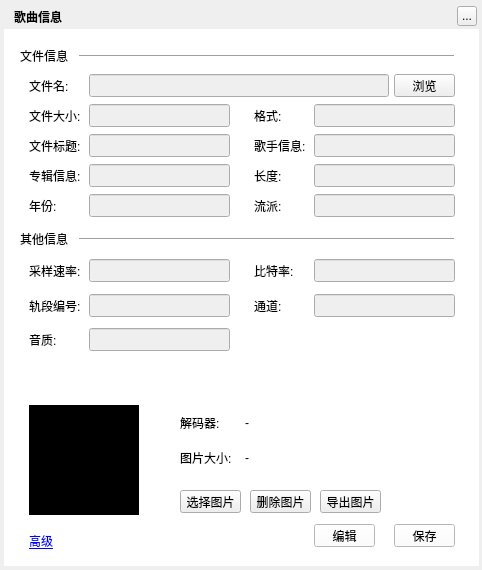
Qt form TTKModule/TTKWidget/musicUiKits/musicToolsetsKits/musicfileinformationwidget.ui (Greedysky/TTKMusicPlayer) before a commit.
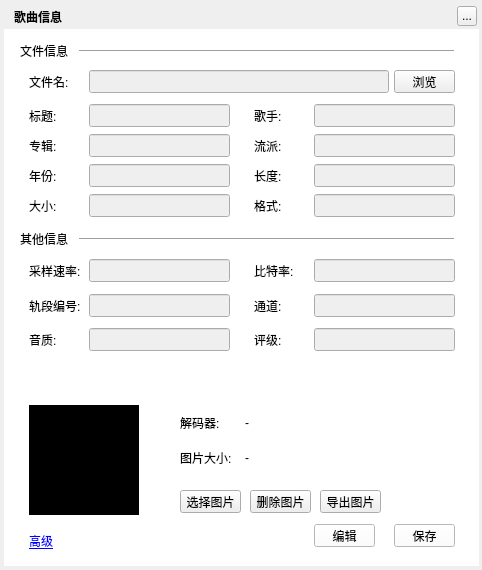
The same form after that commit. Custom widgets are drawn as their Qt base class.

Patch:
```diff
--- a/TTKModule/TTKWidget/musicUiKits/musicToolsetsKits/musicfileinformationwidget.ui
+++ b/TTKModule/TTKWidget/musicUiKits/musicToolsetsKits/musicfileinformationwidget.ui
@@ -62,7 +62,7 @@
    <property name="geometry">
     <rect>
      <x>79</x>
-     <y>54</y>
+     <y>49</y>
      <width>375</width>
      <height>5</height>
     </rect>
@@ -75,7 +75,7 @@
    <property name="geometry">
     <rect>
      <x>20</x>
-     <y>44</y>
+     <y>39</y>
      <width>54</width>
      <height>23</height>
     </rect>
@@ -88,7 +88,7 @@
    <property name="geometry">
     <rect>
      <x>29</x>
-     <y>74</y>
+     <y>70</y>
      <width>54</width>
      <height>23</height>
     </rect>
@@ -104,7 +104,7 @@
    <property name="geometry">
     <rect>
      <x>89</x>
-     <y>74</y>
+     <y>70</y>
      <width>300</width>
      <height>23</height>
     </rect>
@@ -120,13 +120,13 @@
    <property name="geometry">
     <rect>
      <x>29</x>
-     <y>104</y>
+     <y>194</y>
      <width>54</width>
      <height>23</height>
     </rect>
    </property>
    <property name="text">
-    <string>文件大小:</string>
+    <string>大小:</string>
    </property>
   </widget>
   <widget class="QLineEdit" name="fileSizeEdit">
@@ -136,7 +136,7 @@
    <property name="geometry">
     <rect>
      <x>89</x>
-     <y>104</y>
+     <y>194</y>
      <width>141</width>
      <height>23</height>
     </rect>
@@ -149,7 +149,7 @@
    <property name="geometry">
     <rect>
      <x>394</x>
-     <y>74</y>
+     <y>70</y>
      <width>61</width>
      <height>23</height>
     </rect>
@@ -168,7 +168,7 @@
    <property name="geometry">
     <rect>
      <x>314</x>
-     <y>104</y>
+     <y>194</y>
      <width>141</width>
      <height>23</height>
     </rect>
@@ -181,7 +181,7 @@
    <property name="geometry">
     <rect>
      <x>254</x>
-     <y>104</y>
+     <y>194</y>
      <width>54</width>
      <height>23</height>
     </rect>
@@ -194,13 +194,13 @@
    <property name="geometry">
     <rect>
      <x>254</x>
-     <y>134</y>
+     <y>104</y>
      <width>54</width>
      <height>23</height>
     </rect>
    </property>
    <property name="text">
-    <string>歌手信息:</string>
+    <string>歌手:</string>
    </property>
   </widget>
   <widget class="QLineEdit" name="fileArtistEdit">
@@ -210,7 +210,7 @@
    <property name="geometry">
     <rect>
      <x>314</x>
-     <y>134</y>
+     <y>104</y>
      <width>141</width>
      <height>23</height>
     </rect>
@@ -226,7 +226,7 @@
    <property name="geometry">
     <rect>
      <x>89</x>
-     <y>134</y>
+     <y>104</y>
      <width>141</width>
      <height>23</height>
     </rect>
@@ -239,26 +239,26 @@
    <property name="geometry">
     <rect>
      <x>29</x>
-     <y>134</y>
+     <y>104</y>
      <width>54</width>
      <height>23</height>
     </rect>
    </property>
    <property name="text">
-    <string>文件标题:</string>
+    <string>标题:</string>
    </property>
   </widget>
   <widget class="QLabel" name="label_7">
    <property name="geometry">
     <rect>
      <x>29</x>
-     <y>164</y>
+     <y>134</y>
      <width>54</width>
      <height>23</height>
     </rect>
    </property>
    <property name="text">
-    <string>专辑信息:</string>
+    <string>专辑:</string>
    </property>
   </widget>
   <widget class="QLineEdit" name="fileAlbumEdit">
@@ -268,7 +268,7 @@
    <property name="geometry">
     <rect>
      <x>89</x>
-     <y>164</y>
+     <y>134</y>
      <width>141</width>
      <height>23</height>
     </rect>
@@ -310,7 +310,7 @@
    <property name="geometry">
     <rect>
      <x>254</x>
-     <y>194</y>
+     <y>134</y>
      <width>54</width>
      <height>23</height>
     </rect>
@@ -326,7 +326,7 @@
    <property name="geometry">
     <rect>
      <x>314</x>
-     <y>194</y>
+     <y>134</y>
      <width>141</width>
      <height>23</height>
     </rect>
@@ -390,7 +390,7 @@
     <string>通道:</string>
    </property>
   </widget>
-  <widget class="QLineEdit" name="samplingRateEdit">
+  <widget class="QLineEdit" name="sampleRateEdit">
    <property name="enabled">
     <bool>false</bool>
    </property>
@@ -429,7 +429,7 @@
    <property name="geometry">
     <rect>
      <x>89</x>
-     <y>194</y>
+     <y>164</y>
      <width>141</width>
      <height>23</height>
     </rect>
@@ -442,7 +442,7 @@
    <property name="geometry">
     <rect>
      <x>29</x>
-     <y>194</y>
+     <y>164</y>
      <width>54</width>
      <height>23</height>
     </rect>
@@ -556,7 +556,7 @@
     <rect>
      <x>29</x>
      <y>530</y>
-     <width>50</width>
+     <width>55</width>
      <height>22</height>
     </rect>
    </property>
@@ -712,6 +712,35 @@
     <string>导出图片</string>
    </property>
   </widget>
+  <widget class="QLabel" name="label_19">
+   <property name="geometry">
+    <rect>
+     <x>254</x>
+     <y>328</y>
+     <width>54</width>
+     <height>23</height>
+    </rect>
+   </property>
+   <property name="text">
+    <string>评级:</string>
+   </property>
+  </widget>
+  <widget class="QLineEdit" name="ratingEdit">
+   <property name="enabled">
+    <bool>false</bool>
+   </property>
+   <property name="geometry">
+    <rect>
+     <x>314</x>
+     <y>328</y>
+     <width>141</width>
+     <height>23</height>
+    </rect>
+   </property>
+   <property name="readOnly">
+    <bool>true</bool>
+   </property>
+  </widget>
   <zorder>background</zorder>
   <zorder>backgroundMask</zorder>
   <zorder>topTitleName</zorder>
@@ -739,7 +768,7 @@
   <zorder>label_11</zorder>
   <zorder>trackNumEdit</zorder>
   <zorder>label_12</zorder>
-  <zorder>samplingRateEdit</zorder>
+  <zorder>sampleRateEdit</zorder>
   <zorder>channelEdit</zorder>
   <zorder>fileYearEdit</zorder>
   <zorder>label_13</zorder>
@@ -758,6 +787,8 @@
   <zorder>qualityEdit</zorder>
   <zorder>deletePixButton</zorder>
   <zorder>savePixButton</zorder>
+  <zorder>label_19</zorder>
+  <zorder>ratingEdit</zorder>
  </widget>
  <customwidgets>
   <customwidget>
```
